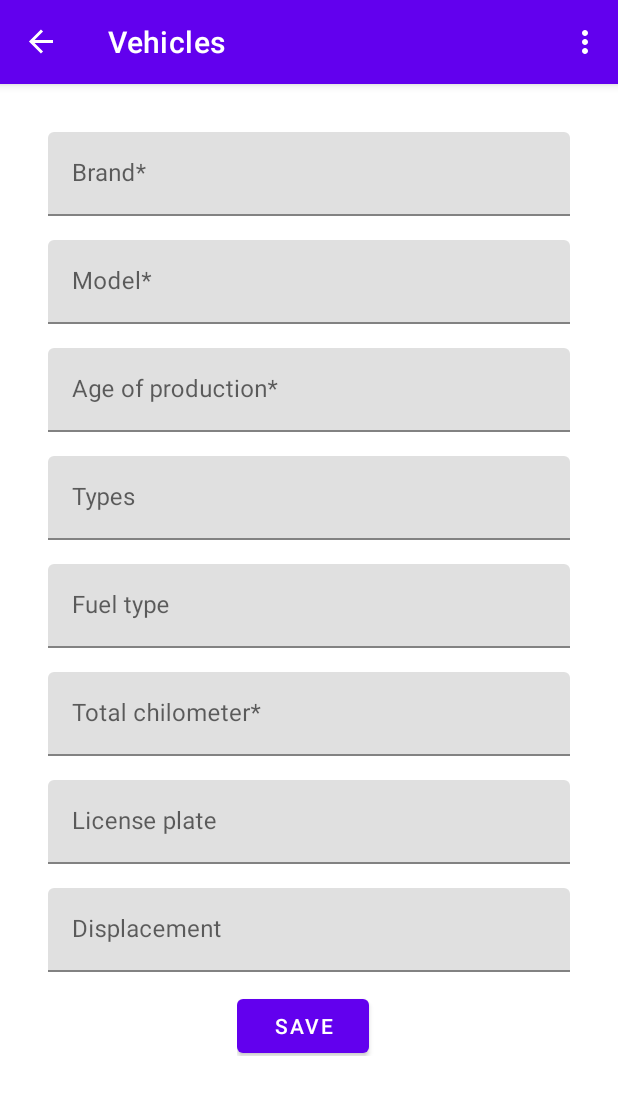
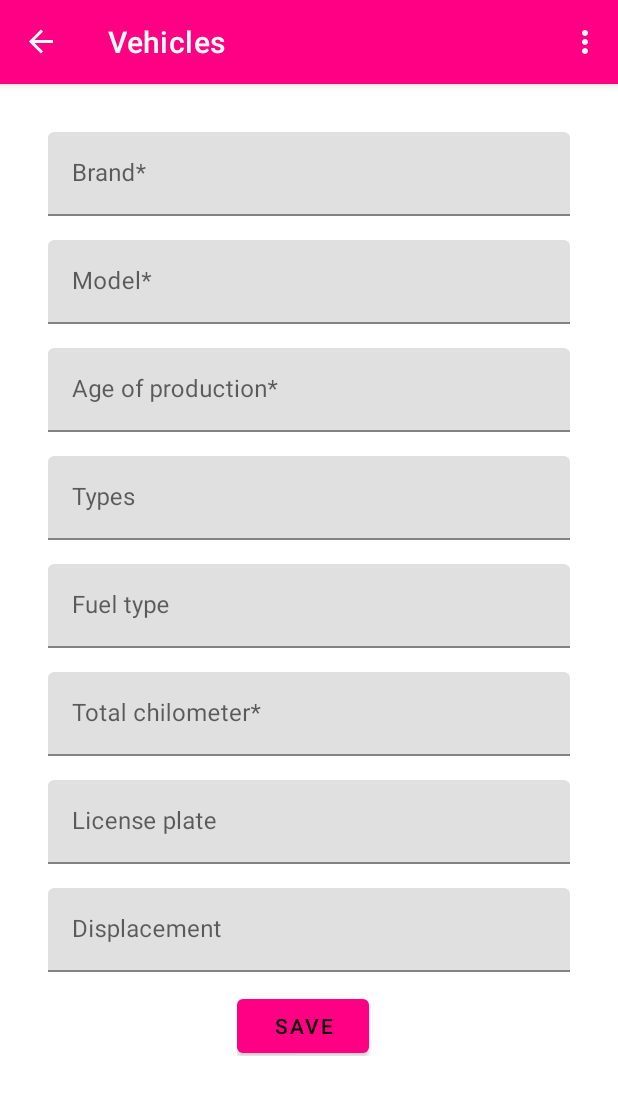
Before and after one commit to luigiiorio30/VehiclesList, an Android app: the screen it shows after launch (MainActivity), after a tap on an icon or button, on a phone screen of 412 x 824 dp. Shown: the top 1095 px of the screen. Run offline under Robolectric (Android 15) with nearby library versions, the phone set to English and light mode, and no system bars; our stand-ins replace Room's generated code, navigation-ui.

Commit message:
Added custom color palette

```diff
--- a/app/src/main/res/values-night/themes.xml
+++ b/app/src/main/res/values-night/themes.xml
@@ -2,13 +2,13 @@
     <!-- Base application theme. -->
     <style name="Theme.VehichlesList" parent="Theme.MaterialComponents.DayNight.NoActionBar">
         <!-- Primary brand color. -->
-        <item name="colorPrimary">@color/purple_200</item>
-        <item name="colorPrimaryVariant">@color/purple_700</item>
-        <item name="colorOnPrimary">@color/black</item>
+        <item name="colorPrimary">@color/primaryColor</item>
+        <item name="colorPrimaryVariant">@color/primaryDarkColor</item>
+        <item name="colorOnPrimary">@color/secondaryTextColor</item>
         <!-- Secondary brand color. -->
-        <item name="colorSecondary">@color/teal_200</item>
-        <item name="colorSecondaryVariant">@color/teal_200</item>
-        <item name="colorOnSecondary">@color/black</item>
+        <item name="colorSecondary">@color/secondaryColor</item>
+        <item name="colorSecondaryVariant">@color/secondaryDarkColor</item>
+        <item name="colorOnSecondary">@color/primaryTextColor</item>
         <!-- Status bar color. -->
         <item name="android:statusBarColor">?attr/colorPrimaryVariant</item>
         <!-- Customize your theme here. -->
--- a/app/src/main/res/values/colors.xml
+++ b/app/src/main/res/values/colors.xml
@@ -1,10 +1,11 @@
-<?xml version="1.0" encoding="utf-8"?>
+<!--?xml version="1.0" encoding="UTF-8"?-->
 <resources>
-    <color name="purple_200">#FFBB86FC</color>
-    <color name="purple_500">#FF6200EE</color>
-    <color name="purple_700">#FF3700B3</color>
-    <color name="teal_200">#FF03DAC5</color>
-    <color name="teal_700">#FF018786</color>
-    <color name="black">#FF000000</color>
-    <color name="white">#FFFFFFFF</color>
+    <color name="primaryColor">#ff0084</color>
+    <color name="primaryLightColor">#ff5db3</color>
+    <color name="primaryDarkColor">#c60058</color>
+    <color name="secondaryColor">#a7ffeb</color>
+    <color name="secondaryLightColor">#dbffff</color>
+    <color name="secondaryDarkColor">#75ccb9</color>
+    <color name="primaryTextColor">#000000</color>
+    <color name="secondaryTextColor">#000000</color>
 </resources>
--- a/app/src/main/res/values/themes.xml
+++ b/app/src/main/res/values/themes.xml
@@ -2,13 +2,13 @@
     <!-- Base application theme. -->
     <style name="Theme.VehichlesList" parent="Theme.MaterialComponents.DayNight.NoActionBar">
         <!-- Primary brand color. -->
-        <item name="colorPrimary">@color/purple_500</item>
-        <item name="colorPrimaryVariant">@color/purple_700</item>
-        <item name="colorOnPrimary">@color/white</item>
+        <item name="colorPrimary">@color/primaryColor</item>
+        <item name="colorPrimaryVariant">@color/primaryLightColor</item>
+        <item name="colorOnPrimary">@color/secondaryTextColor</item>
         <!-- Secondary brand color. -->
-        <item name="colorSecondary">@color/teal_200</item>
-        <item name="colorSecondaryVariant">@color/teal_700</item>
-        <item name="colorOnSecondary">@color/black</item>
+        <item name="colorSecondary">@color/secondaryColor</item>
+        <item name="colorSecondaryVariant">@color/secondaryLightColor</item>
+        <item name="colorOnSecondary">@color/primaryTextColor</item>
         <!-- Status bar color. -->
         <item name="android:statusBarColor">?attr/colorPrimaryVariant</item>
         <!-- Customize your theme here. -->
```
